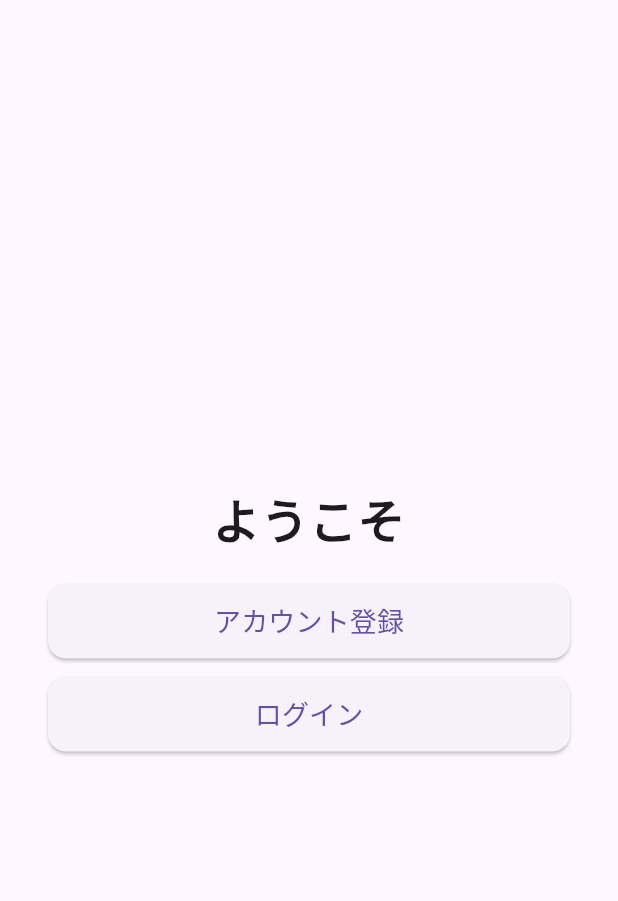
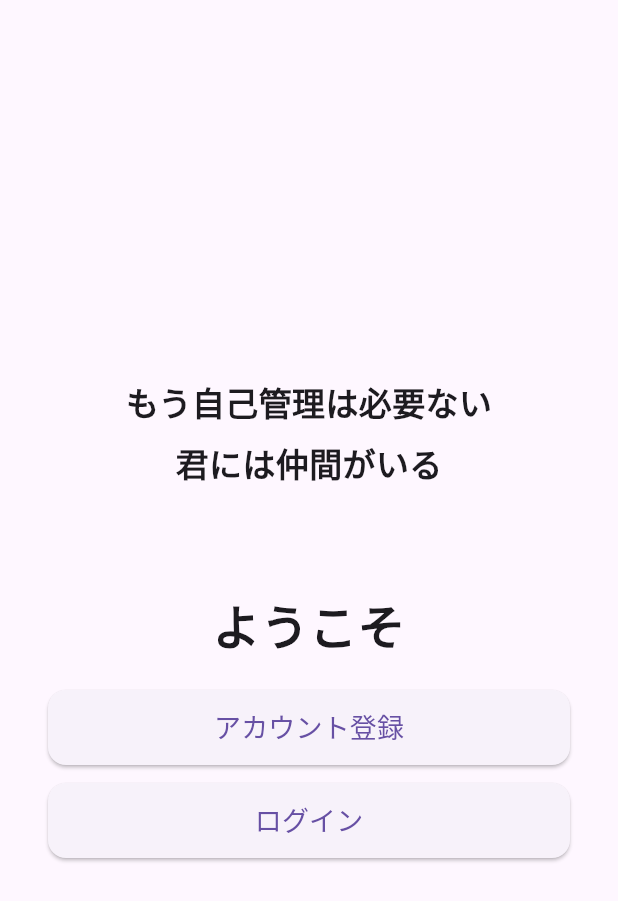
Before and after one commit to Haruki1090/benesse_hackathon_2024_08, a Flutter app: the screen it shows after launch, on a phone screen of 412 x 824 dp. Shown: the top 901 px of the screen. Run offline on Flutter 3.47's test engine with Material 3 defaults, Android fonts, the phone set to English and light mode, and no system bars; our stand-ins replace cloud_firestore, firebase_auth, firebase_core, flutter_riverpod, freezed_annotation; accounts and stored records are empty.

Commit message:
メッセージ追加

```diff
--- a/lib/auth_gate.dart
+++ b/lib/auth_gate.dart
@@ -48,6 +48,22 @@ class LoginPage extends StatelessWidget {
             child: Column(
               mainAxisAlignment: MainAxisAlignment.center,
               children: <Widget>[
+                const Text(
+                  'もう自己管理は必要ない',
+                  style: TextStyle(
+                    fontSize: 22,
+                    fontWeight: FontWeight.bold,
+                  ),
+                ),
+                const SizedBox(height: 10),
+                const Text(
+                  '君には仲間がいる',
+                  style: TextStyle(
+                    fontSize: 22,
+                    fontWeight: FontWeight.bold,
+                  ),
+                ),
+                const SizedBox(height: 70),
                 const Text(
                   'ようこそ',
                   style: TextStyle(
```
